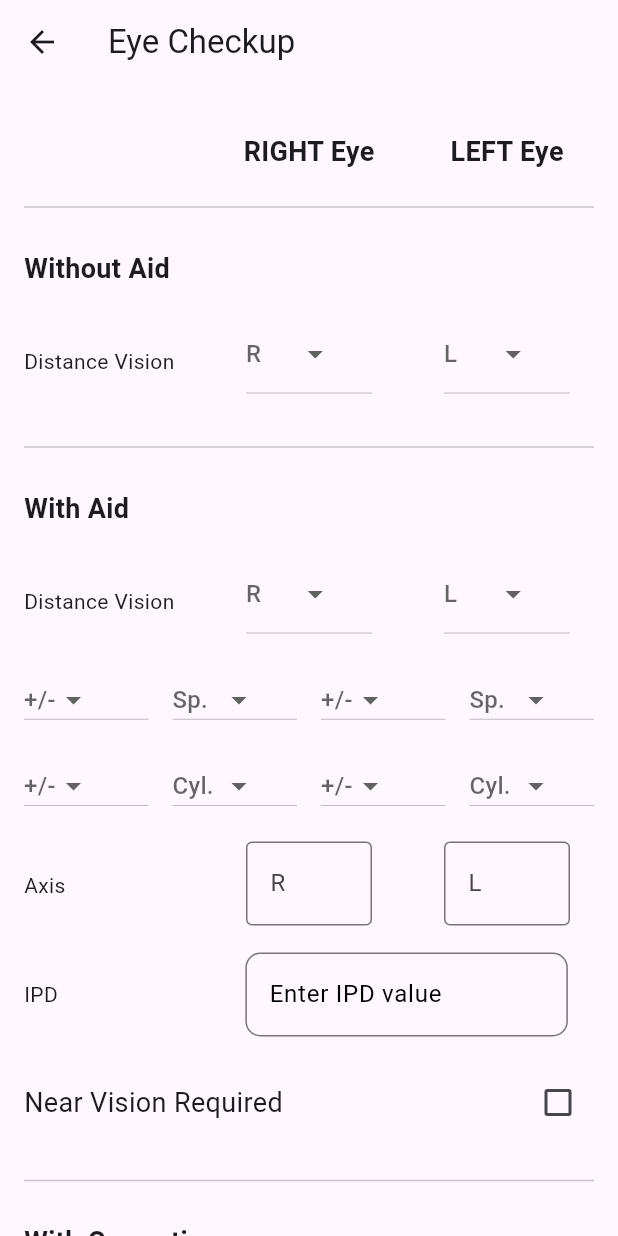
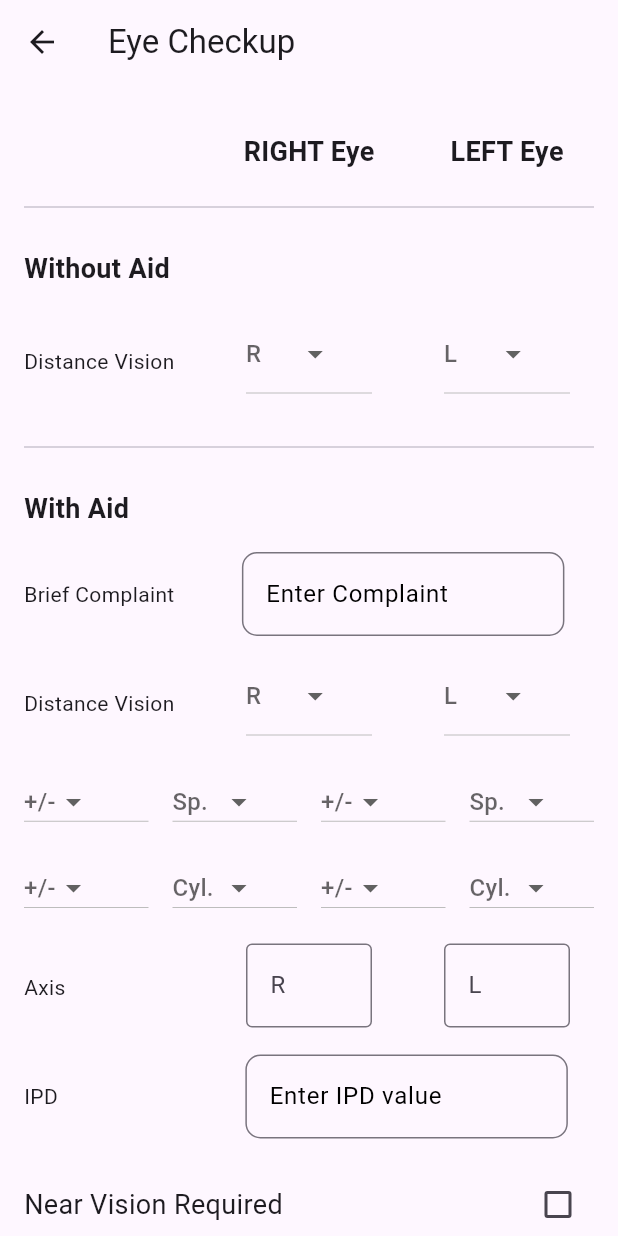
Before and after one commit to jayan110105/OpthaDoc, a Flutter app: the User2 screen opened directly with empty values, on a phone screen of 412 x 824 dp. Run offline on Flutter 3.47's test engine with Material 3 defaults, Android fonts, the phone set to English and light mode, and no system bars; our stand-ins replace cloud_firestore, firebase_auth, firebase_core, firebase_storage, image_picker, logger; missing offline and left inert: google_mlkit_text_recognition; accounts and stored records are empty.

Commit message:
Brief Complaint

```diff
--- a/lib/ui/screens/User1.dart
+++ b/lib/ui/screens/User1.dart
@@ -296,6 +296,8 @@ class _User1State extends State<User1> {
               const SizedBox(height: 20),
               _buildTextArea('Address', _addressController),
               const SizedBox(height: 20),
+              _buildTextArea('Chief Complaint', _addressController),
+              const SizedBox(height: 20),
               SizedBox(
                 width: double.infinity,
                 child: _buildTextButton(
--- a/lib/ui/screens/User2.dart
+++ b/lib/ui/screens/User2.dart
@@ -63,6 +63,7 @@ class _User2State extends State<User2> {
   final TextEditingController _CorrectedAxisRController = TextEditingController();
   final TextEditingController _CorrectedAxisLController = TextEditingController();
   final TextEditingController _CorrectedIpdController = TextEditingController();
+  final TextEditingController _BriefComplaintController = TextEditingController();
 
   final FirebaseFirestore _firestore = FirebaseFirestore.instance;
   bool _isLoading = false;
@@ -94,6 +95,7 @@ class _User2State extends State<User2> {
         'AxisR': _axisRController.text,
         'AxisL': _axisLController.text,
         'IPD': _ipdController.text,
+        'BriefComplaint': _BriefComplaintController.text,
         'CorrectedDVSpR': '$CorrectedSignDVSpR$CorrectedDVSpR',
         'CorrectedDVSpL': '$CorrectedSignDVSpL$CorrectedDVSpL',
         'CorrectedNVSpR': '$CorrectedSignNVSpR$CorrectedNVSpR',
@@ -193,7 +195,35 @@ class _User2State extends State<User2> {
                 _buildEyeLabel("With Aid"),
               ],
             ),
-            SizedBox(height: 20,),
+            SizedBox(height: 16,),
+            Row(
+              children: [
+                _buildTextLabel("Brief Complaint"),
+                SizedBox(width: 45,),
+                Container(
+                  width: 215,
+                  child: TextField(
+                    controller: _BriefComplaintController,
+                    cursorColor: Colors.black,
+                    decoration: InputDecoration(
+                      labelStyle: const TextStyle(
+                        color: Colors.black,
+                      ),
+                      labelText: 'Enter Complaint',
+                      border: OutlineInputBorder(
+                        borderRadius: BorderRadius.circular(10),
+                      ),
+                      focusedBorder: const OutlineInputBorder(
+                        borderSide: BorderSide(
+                          color: Colors.black,
+                        ),
+                      ),
+                    ),
+                  ),
+                ),
+              ],
+            ),
+            SizedBox(height: 16,),
             GridView.count(
               crossAxisCount: 3,
               childAspectRatio: 2,
--- a/lib/ui/screens/ViewRecords.dart
+++ b/lib/ui/screens/ViewRecords.dart
@@ -126,6 +126,9 @@ class Viewrecords extends StatelessWidget {
                       crossAxisAlignment: CrossAxisAlignment.start,
                       children: [
                         Text('With Aid', style: TextStyle(fontWeight: FontWeight.bold, fontSize: 20)),
+                        SizedBox(height: 16),
+                        _buildCard('Brief Complaint', data['BriefComplaint'] ?? 'N/A'),
+                        SizedBox(height: 16),
                         Text('Distance Vision', style: TextStyle(fontWeight: FontWeight.w400, fontSize: 16)),
                         Row(
                           children: [
```
Also changed, not shown: lib/ui/screens/EditRecords.dart (+33 -0 lines).
